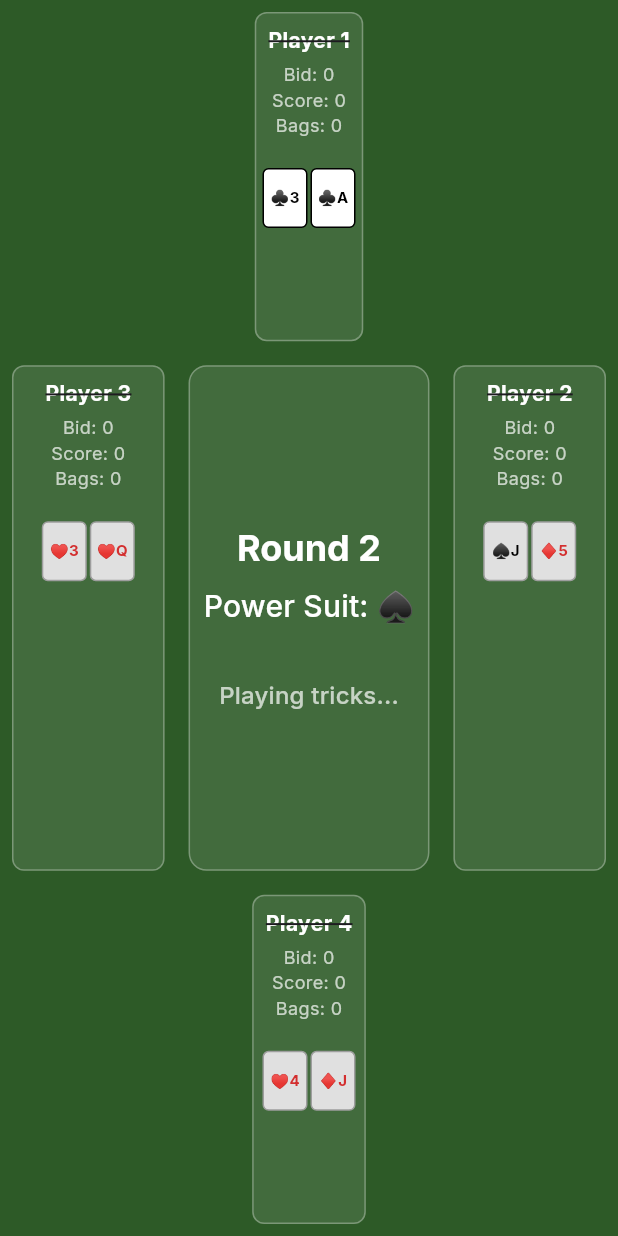
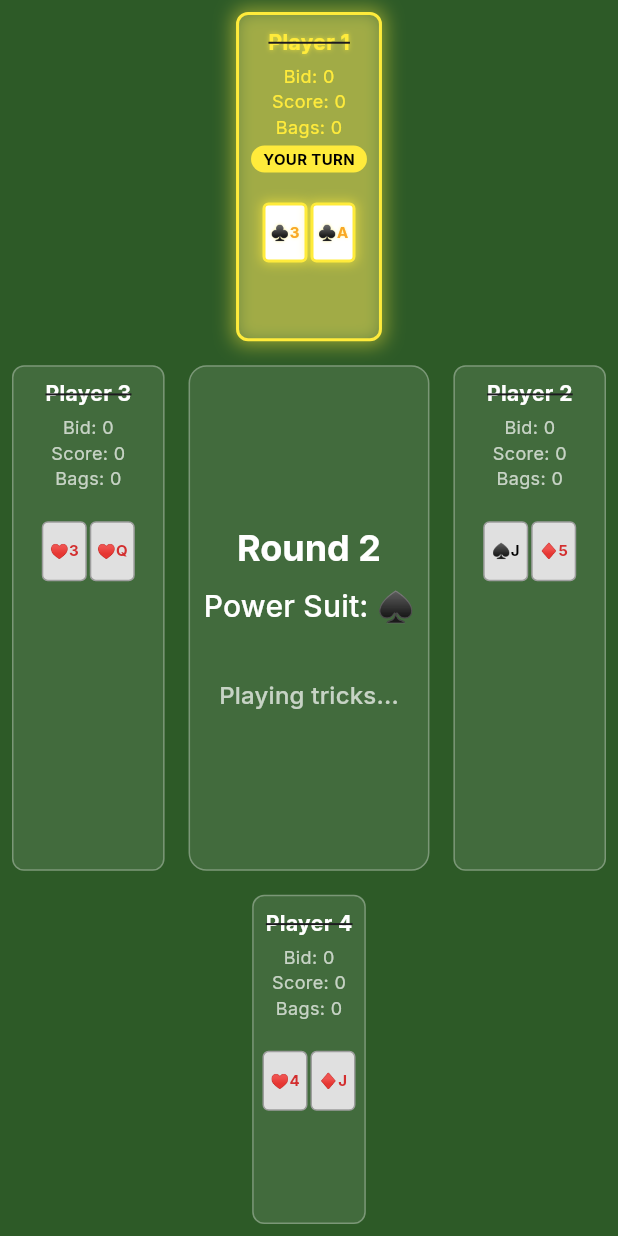
Before and after one commit to AungMyoKyaw4198/2to10_game, a Flutter app: the screen it shows after launch, after a tap on "Start New Game", on a phone screen of 412 x 824 dp. Run offline on Flutter 3.47's test engine with Material 3 defaults, Android fonts, the phone set to English and light mode, and no system bars; our stand-ins replace google_fonts, shared_preferences.

Commit message:
Modfy UI element to know who turn it is

```diff
--- a/two_to_ten/lib/widgets/player_box.dart
+++ b/two_to_ten/lib/widgets/player_box.dart
@@ -21,11 +21,29 @@ class PlayerBox extends StatelessWidget {
 
   @override
   Widget build(BuildContext context) {
+    bool isPlayerTurn = _isPlayerTurn();
+
     return Container(
       decoration: BoxDecoration(
         color: Colors.white.withValues(alpha: 0.1),
         borderRadius: BorderRadius.circular(8),
-        border: Border.all(color: Colors.white.withValues(alpha: 0.3)),
+        border: Border.all(
+          color:
+              isPlayerTurn
+                  ? Colors.yellow
+                  : Colors.white.withValues(alpha: 0.3),
+          width: isPlayerTurn ? 2 : 1,
+        ),
+        boxShadow:
+            isPlayerTurn
+                ? [
+                  BoxShadow(
+                    color: Colors.yellow.withValues(alpha: 0.5),
+                    blurRadius: 10,
+                    spreadRadius: 2,
+                  ),
+                ]
+                : null,
       ),
       child: _buildPlayerContent(context),
     );
@@ -43,6 +61,8 @@ class PlayerBox extends StatelessWidget {
   }
 
   Widget _buildPlayerInfo(BuildContext context) {
+    bool isPlayerTurn = _isPlayerTurn();
+
     return Container(
       padding: const EdgeInsets.all(8),
       child: Column(
@@ -52,11 +72,20 @@ class PlayerBox extends StatelessWidget {
           Text(
             player.name,
             style: TextStyle(
-              color: Colors.white,
+              color: isPlayerTurn ? Colors.yellow : Colors.white,
               fontWeight: FontWeight.bold,
               decoration:
                   player.hasBrokenPerfectStreak
                       ? TextDecoration.lineThrough
+                      : null,
+              shadows:
+                  isPlayerTurn
+                      ? [
+                        Shadow(
+                          color: Colors.yellow.withValues(alpha: 0.8),
+                          blurRadius: 4,
+                        ),
+                      ]
                       : null,
             ),
           ),
@@ -66,13 +95,19 @@ class PlayerBox extends StatelessWidget {
           // Bid
           Text(
             'Bid: ${player.currentBid}',
-            style: const TextStyle(color: Colors.white70, fontSize: 12),
+            style: TextStyle(
+              color: isPlayerTurn ? Colors.yellow : Colors.white70,
+              fontSize: 12,
+            ),
           ),
 
           // Score
           Text(
             'Score: ${player.score}',
-            style: const TextStyle(color: Colors.white70, fontSize: 12),
+            style: TextStyle(
+              color: isPlayerTurn ? Colors.yellow : Colors.white70,
+              fontSize: 12,
+            ),
           ),
 
           // Bags with warning
@@ -82,7 +117,10 @@ class PlayerBox extends StatelessWidget {
               Text(
                 'Bags: ${player.bags}',
                 style: TextStyle(
-                  color: player.hasBagWarning ? Colors.red : Colors.white70,
+                  color:
+                      player.hasBagWarning
+                          ? Colors.red
+                          : (isPlayerTurn ? Colors.yellow : Colors.white70),
                   fontSize: 12,
                   fontWeight: player.hasBagWarning ? FontWeight.bold : null,
                 ),
@@ -93,6 +131,26 @@ class PlayerBox extends StatelessWidget {
               ],
             ],
           ),
+
+          // Turn indicator
+          if (isPlayerTurn) ...[
+            const SizedBox(height: 4),
+            Container(
+              padding: const EdgeInsets.symmetric(horizontal: 8, vertical: 2),
+              decoration: BoxDecoration(
+                color: Colors.yellow,
+                borderRadius: BorderRadius.circular(12),
+              ),
+              child: const Text(
+                'YOUR TURN',
+                style: TextStyle(
+                  color: Colors.black,
+                  fontSize: 10,
+                  fontWeight: FontWeight.bold,
+                ),
+              ),
+            ),
+          ],
         ],
       ),
     );
@@ -128,6 +186,8 @@ class PlayerBox extends StatelessWidget {
     game_card.Card card,
     bool isPlayable,
   ) {
+    bool isPlayerTurn = _isPlayerTurn();
+
     return GestureDetector(
       onTap: isPlayable ? () => onCardPlayed(card) : null,
       child: Container(
@@ -137,17 +197,42 @@ class PlayerBox extends StatelessWidget {
           color: isPlayable ? Colors.white : Colors.grey.shade300,
           borderRadius: BorderRadius.circular(4),
           border: Border.all(
-            color: isPlayable ? Color(card.color) : Colors.grey,
-            width: 1,
+            color:
+                isPlayable
+                    ? (isPlayerTurn ? Colors.yellow : Color(card.color))
+                    : Colors.grey,
+            width: isPlayable && isPlayerTurn ? 2 : 1,
           ),
+          boxShadow:
+              isPlayable && isPlayerTurn
+                  ? [
+                    BoxShadow(
+                      color: Colors.yellow.withValues(alpha: 0.6),
+                      blurRadius: 6,
+                      spreadRadius: 1,
+                    ),
+                  ]
+                  : null,
         ),
         child: Center(
           child: Text(
             card.displayString,
             style: TextStyle(
-              color: Color(card.color),
+              color:
+                  isPlayable && isPlayerTurn
+                      ? Colors.yellow.shade800
+                      : Color(card.color),
               fontSize: 10,
               fontWeight: FontWeight.bold,
+              shadows:
+                  isPlayable && isPlayerTurn
+                      ? [
+                        Shadow(
+                          color: Colors.yellow.withValues(alpha: 0.5),
+                          blurRadius: 2,
+                        ),
+                      ]
+                      : null,
             ),
           ),
         ),
```
